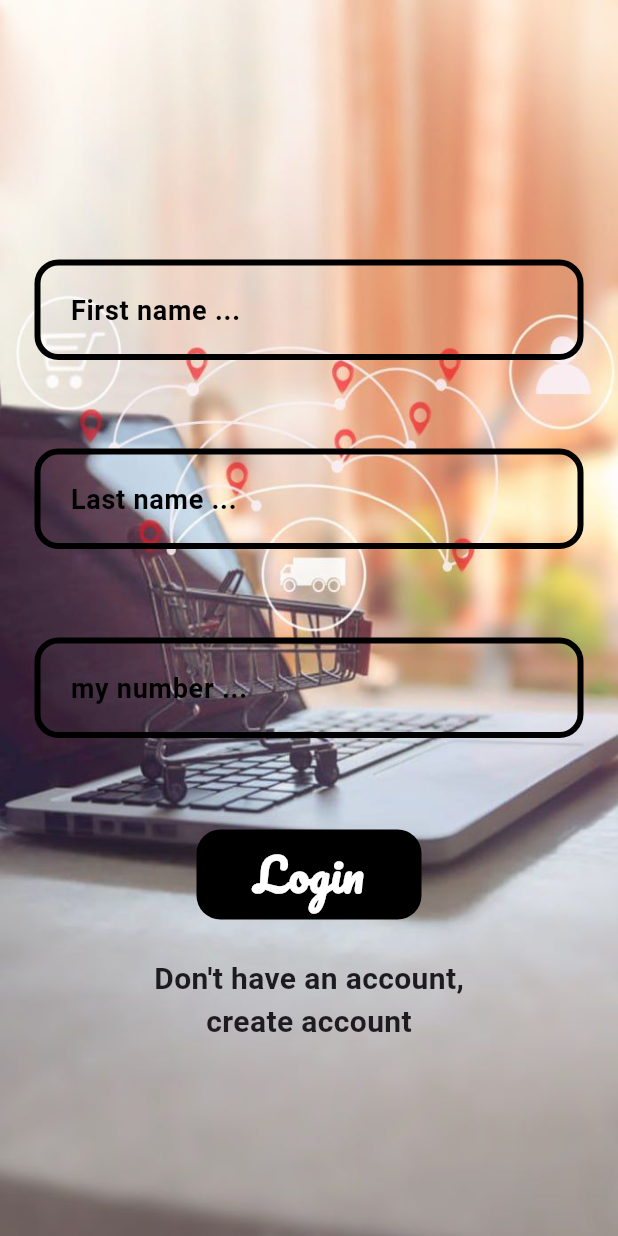
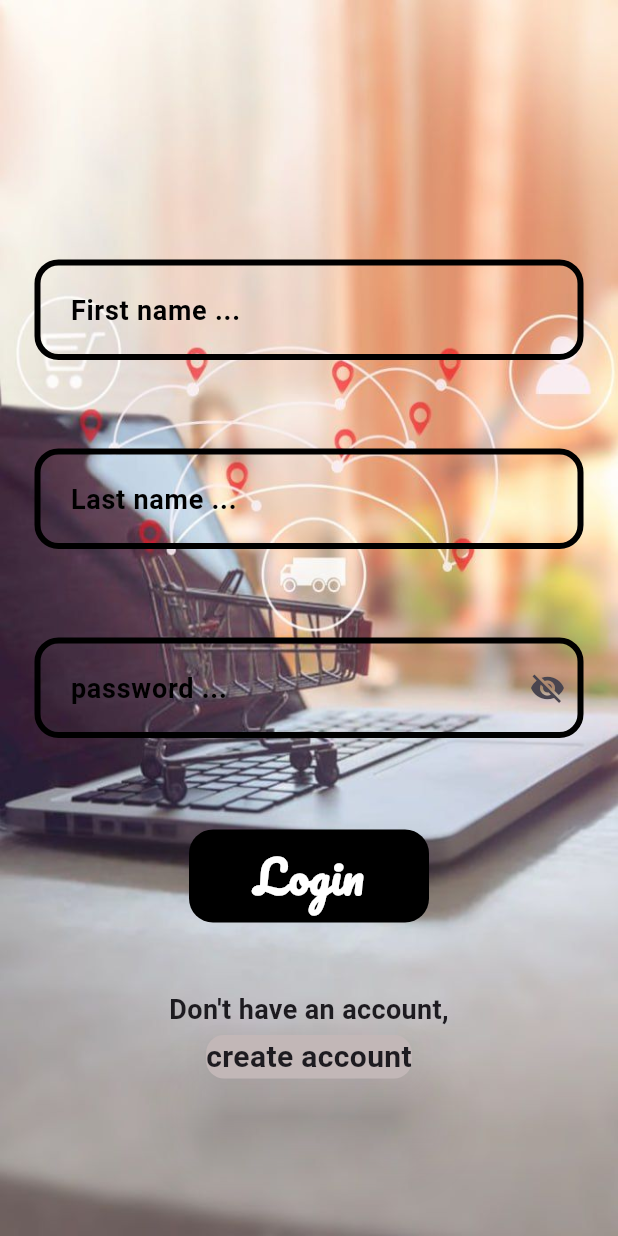
Before and after one commit to Seedrahelal/quick_deliver_app, a Flutter app: the screen it shows after launch, after a tap on the "arrow circle right" icon, on a phone screen of 412 x 824 dp. Run offline on Flutter 3.47's test engine with Material 3 defaults, Android fonts, the phone set to English and light mode, and no system bars.

Commit message:
edit in custom button size and edit in custom text for add visibility off/on icon and some modifications in login page

```diff
--- a/lib/screens/login_page.dart
+++ b/lib/screens/login_page.dart
@@ -19,19 +19,19 @@ class LoginPage extends StatelessWidget {
                     AssetImage('assets/images/photo_2024-12-05_11-06-36.jpg'),
                 fit: BoxFit.fill)),
         child: SingleChildScrollView(
-          child: Padding(
-            padding: const EdgeInsets.only(top: 150),
+          padding:const EdgeInsets.only(top: 150),
           child: Column(
             children: [
               CustomText(hintText: 'First name'),
               CustomText(hintText: 'Last name'),
               CustomText(
-                    hintText: 'my number',
-                    inputType: const TextInputType.numberWithOptions()),
+                  hintText: 'password',isPasswordField: true,
+                  ),
               CustomButton(text: 'Login'),
+              const SizedBox(height: 20),
               const Text("Don't have an account,",
                   style:
-                        TextStyle(fontSize: 20, fontWeight: FontWeight.bold)),
+                      TextStyle(fontSize: 18, fontWeight: FontWeight.bold)),
               GestureDetector(
                 onTap: () {
                   Navigator.push(context, MaterialPageRoute(
@@ -40,11 +40,15 @@ class LoginPage extends StatelessWidget {
                     },
                   ));
                 },
-                  child: const Text('create account',
-                      style:
-                          TextStyle(fontSize: 20, fontWeight: FontWeight.bold)),
-                ),],
+                child:const Card(
+                  color:  Color.fromARGB(255, 194, 183, 183),
+                  elevation: 20,
+                  child: Text('create account',
+                      style: TextStyle(
+                          fontSize: 20, fontWeight: FontWeight.bold)),
                 ),
+              ),
+            ],
           ),
         ),
       ),
--- a/lib/widgets/custom_button.dart
+++ b/lib/widgets/custom_button.dart
@@ -23,8 +23,8 @@ class CustomButton extends StatelessWidget {
                   fontWeight: FontWeight.bold),
             ),
           ),
-          height: 60,
-          width: 150,
+          height: 62,
+          width: 160,
         ),
       ),
     );
--- a/lib/widgets/custom_text.dart
+++ b/lib/widgets/custom_text.dart
@@ -5,19 +5,20 @@ class CustomText extends StatefulWidget {
     this.hintText,
     this.inputType,
     this.onchanged,
+    this.isPasswordField = false,
   });
 
   final String? hintText;
   final TextInputType? inputType;
   final Function(String)? onchanged;
-
+  final bool isPasswordField;
   @override
   _CustomTextState createState() => _CustomTextState();
 }
 
 class _CustomTextState extends State<CustomText> {
   FocusNode _focusNode = FocusNode();
-
+  bool _obscureText = true;
   @override
   void initState() {
     super.initState();
@@ -40,6 +41,7 @@ class _CustomTextState extends State<CustomText> {
         height: 80,
         child: TextFormField(
           focusNode: _focusNode,
+          obscureText: widget.isPasswordField ? _obscureText : false,
           validator: (value) {
             if (value?.isEmpty ?? true) {
               return 'Field is Required';
@@ -68,7 +70,19 @@ class _CustomTextState extends State<CustomText> {
             ),
             filled: _focusNode.hasFocus,
             fillColor:
-                _focusNode.hasFocus ? Colors.grey[200] : Colors.transparent,
+                _focusNode.hasFocus ? const Color.fromARGB(255, 172, 161, 161) : Colors.transparent,
+            suffixIcon: widget.isPasswordField
+                ? IconButton(
+                    icon: Icon(
+                      _obscureText ? Icons.visibility_off : Icons.visibility,
+                    ),
+                    onPressed: () {
+                      setState(() {
+                        _obscureText = !_obscureText;
+                      });
+                    },
+                  )
+                : null,
           ),
         ),
       ),
```
Lines whose indentation alone changed are shown as unchanged.
